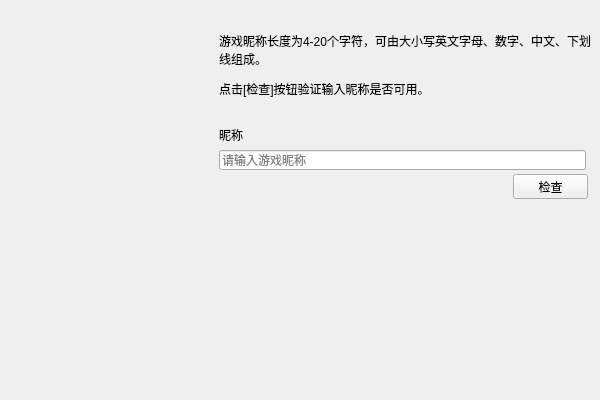
Before: the Qt Designer form src/coeus/coeus_client_qt/character_creator_baseinfo_page.ui in AngryPowman/Coeus, drawn with Qt 5.
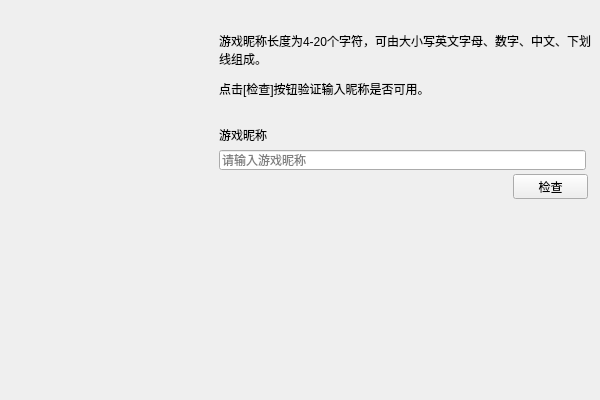
After: the same form once the commit is applied.

Patch:
```diff
--- a/src/coeus/coeus_client_qt/character_creator_baseinfo_page.ui
+++ b/src/coeus/coeus_client_qt/character_creator_baseinfo_page.ui
@@ -89,7 +89,7 @@
     </font>
    </property>
    <property name="text">
-    <string>昵称</string>
+    <string>游戏昵称</string>
    </property>
   </widget>
   <widget class="QLabel" name="label">
```
Left out of the diff: 19 changed lines with no effect on the pictures.
